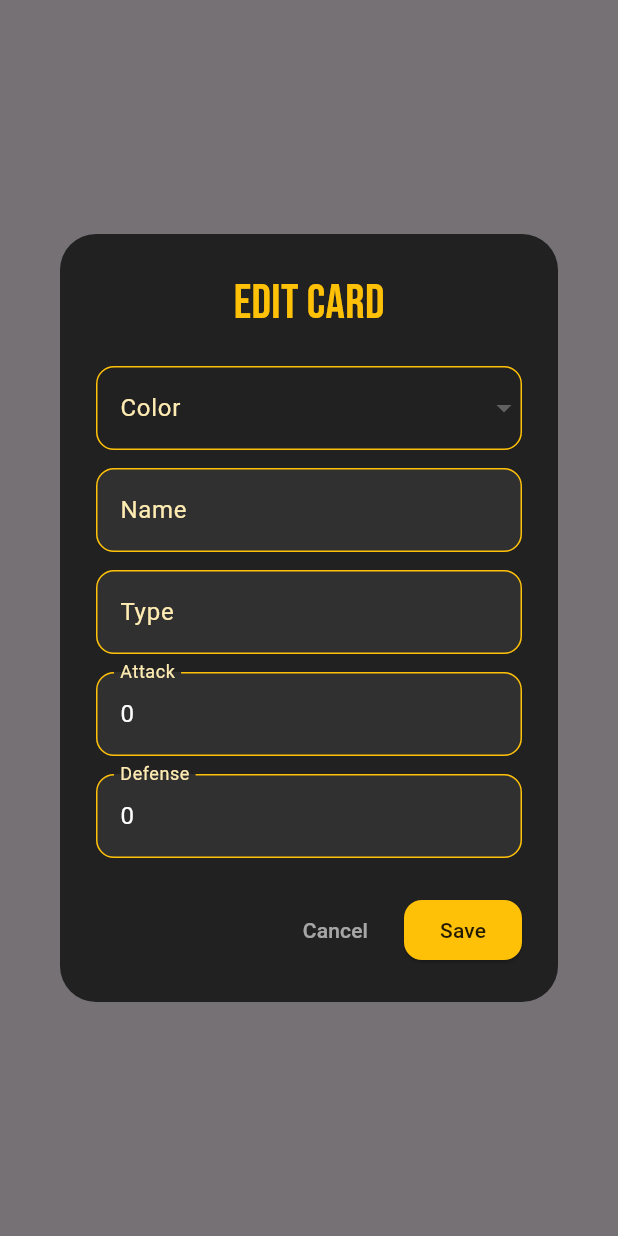
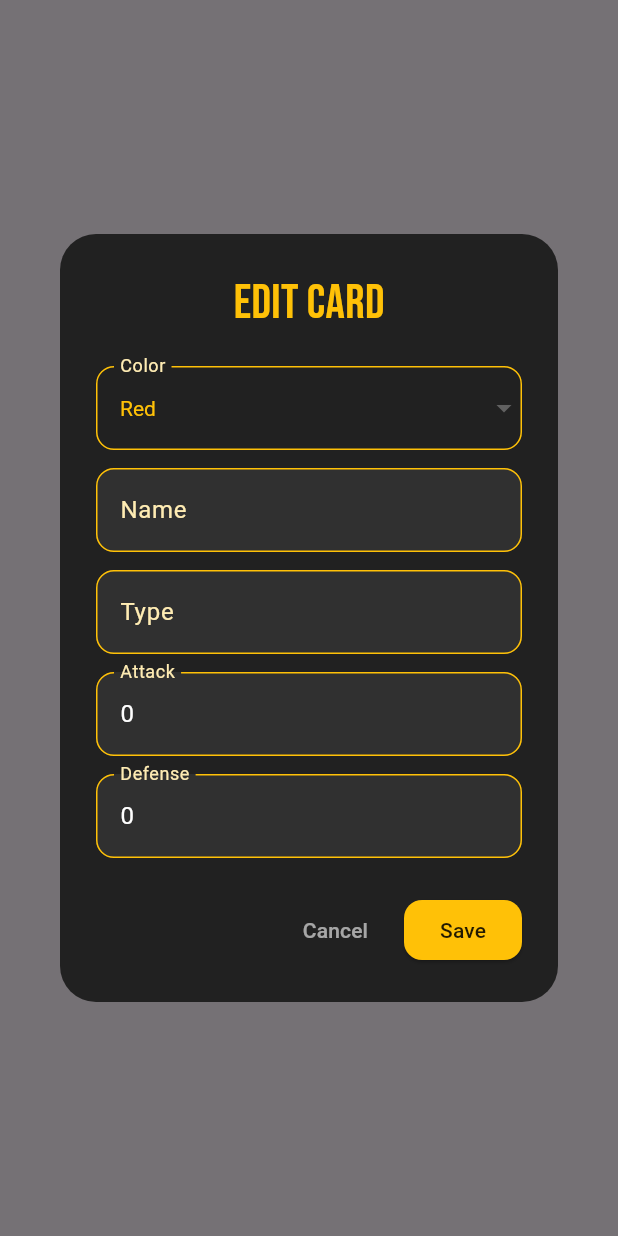
Before and after one commit to NicoMusli/LabEeM_2024-2025, a Flutter app: what showEditDialog() shows on an empty page, opened directly with empty values, on a phone screen of 412 x 824 dp. Run offline on Flutter 3.47's test engine with Material 3 defaults, Android fonts, the phone set to English and light mode, and no system bars; our stand-ins replace google_fonts, permission_handler; missing offline and left inert: flutter_bluetooth_classic_serial.

Commit message:
Card editing dialog improvements and permission updates
- Removed "All" from color options in the card editing dialog.
- Ensured the initial color selection in the dialog defaults to a valid option if the card's current color is not in the list.
- Added `android.permission.INTERNET` to the AndroidManifest.xml.

```diff
--- a/lib/dialogs/CardDialogs.dart
+++ b/lib/dialogs/CardDialogs.dart
@@ -175,12 +175,14 @@ void showEditDialog(
       required Function applyFilters,
       required Future<void> Function() saveCards,
     }) {
-  final colors = ["All", "Red", "Blue", "White", "Green", "Black", "Other"];
+  final colors = ["Red", "Blue", "White", "Green", "Black", "Other"];
   final nameController = TextEditingController(text: card.name);
   final typeController = TextEditingController(text: card.type);
   final atkController = TextEditingController(text: card.attack.toString());
   final defController = TextEditingController(text: card.defense.toString());
-  String colorSelected = card.color;
+  String colorSelected = colors.contains(card.color)
+      ? card.color
+      : colors.first;
 
   showDialog(
     context: context,
```
Also changed, not shown: 1 other file.
